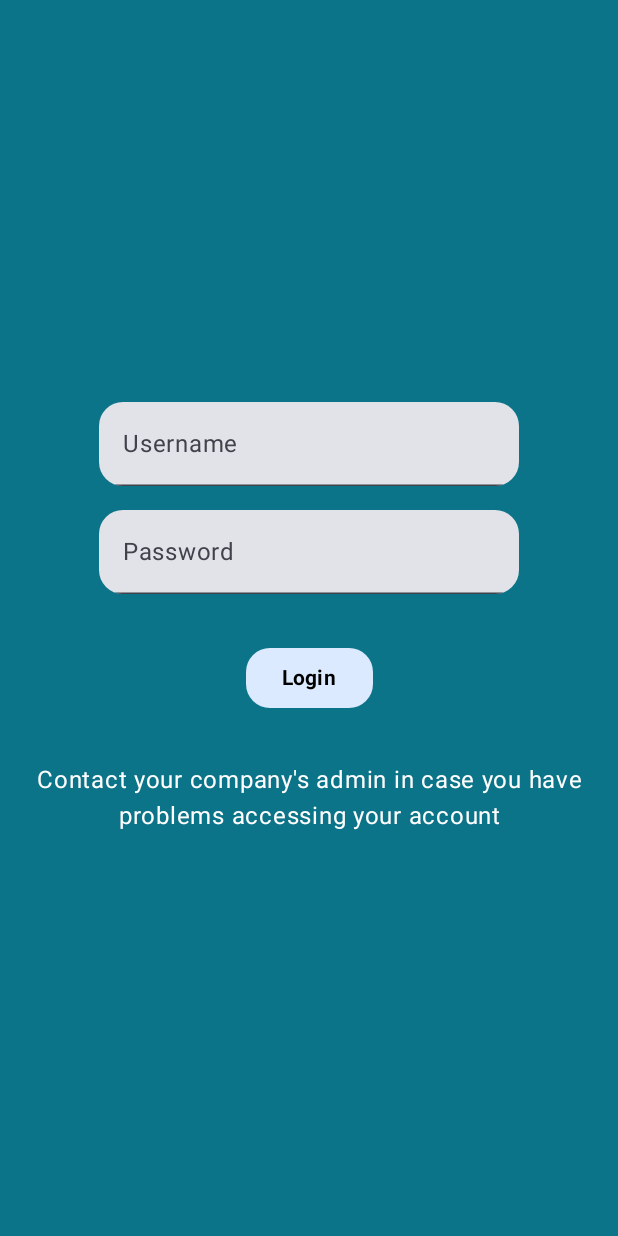
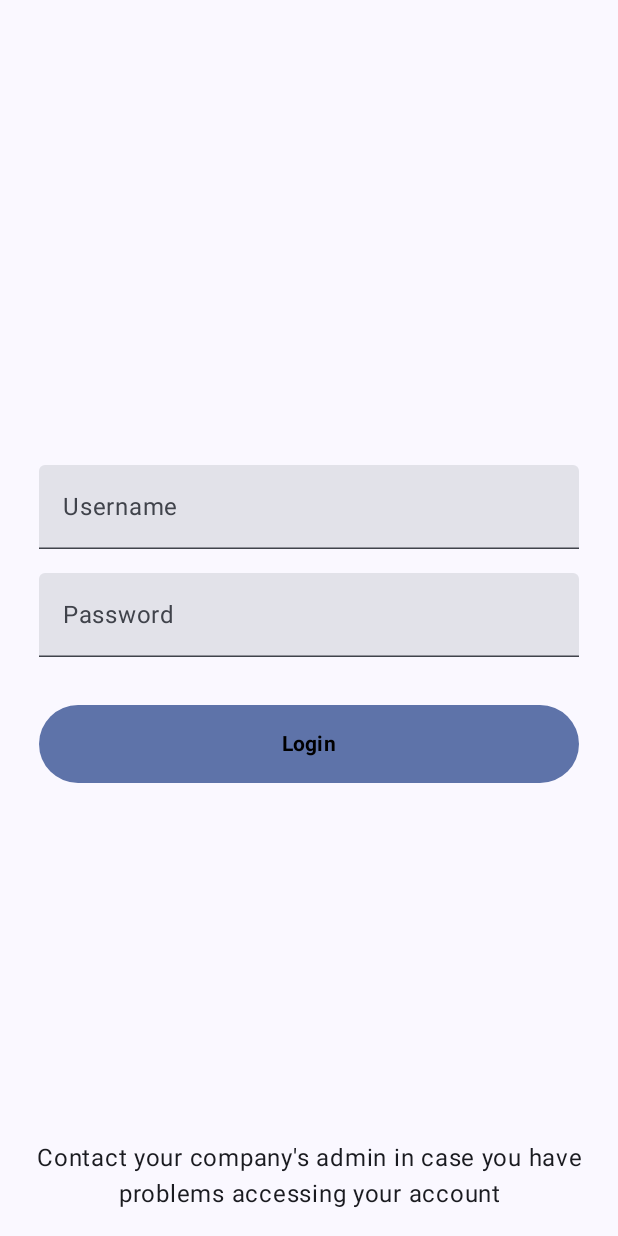
Before and after one commit to Tesla-J/performance-review-app, an Android app built with Jetpack Compose: the screen it shows after launch (MainActivity), on a phone screen of 412 x 824 dp. Run offline under Robolectric (Android 15) with nearby library versions, the phone set to English and light mode, and no system bars.

Commit message:
UI improvement

```diff
--- a/app/src/main/java/dev/rmarcos/performancereviewapp/MainActivity.kt
+++ b/app/src/main/java/dev/rmarcos/performancereviewapp/MainActivity.kt
@@ -37,6 +37,7 @@ import androidx.compose.ui.Modifier
 import androidx.compose.ui.graphics.Color
 import androidx.compose.ui.graphics.Shape
 import androidx.compose.ui.platform.LocalContext
+import androidx.compose.ui.res.stringResource
 import androidx.compose.ui.text.font.FontWeight
 import androidx.compose.ui.text.input.PasswordVisualTransformation
 import androidx.compose.ui.text.style.TextAlign
@@ -74,7 +75,9 @@ fun Login(modifier: Modifier = Modifier) {
     Box(
         modifier = modifier
             .fillMaxSize()
-            .background(Color(0xff0C7489)),
+            .background(
+                MaterialTheme.colorScheme.background
+            ),
         contentAlignment = Alignment.Center
     ) {
         if (isWrongLogin){
@@ -89,8 +92,9 @@ fun Login(modifier: Modifier = Modifier) {
             horizontalAlignment = Alignment.CenterHorizontally
         ) {
             TextField(
-                modifier = Modifier.padding(8.dp),
-                shape = RoundedCornerShape(16.dp),
+                modifier = Modifier.padding(8.dp)
+                    .width(360.dp),
+                //shape = RoundedCornerShape(16.dp),
                 value = username,
                 label = { Text("Username") },
                 placeholder = { Text("username") },
@@ -99,9 +103,10 @@ fun Login(modifier: Modifier = Modifier) {
                 }
             )
             TextField(
-                modifier = Modifier.padding(8.dp),
+                modifier = Modifier.padding(8.dp)
+                    .width(360.dp),
                 value = password,
-                shape = RoundedCornerShape(16.dp),
+                //shape = RoundedCornerShape(16.dp),
                 visualTransformation = PasswordVisualTransformation(),
                 label = { Text("Password") },
                 placeholder = { Text("password") },
@@ -111,10 +116,13 @@ fun Login(modifier: Modifier = Modifier) {
             )
             Button(
                 modifier = Modifier
-                    .width(IntrinsicSize.Max)
-                    .padding(24.dp),
-                shape = RoundedCornerShape(16.dp),
-                colors = ButtonDefaults.buttonColors(Color(0xffdbeafe)),
+                    .width(360.dp)
+                    .padding(top = 24.dp),
+                //shape = RoundedCornerShape(8.dp),
+                colors = ButtonDefaults.buttonColors(
+                    containerColor = MaterialTheme.colorScheme.primaryContainer,
+                    contentColor = MaterialTheme.colorScheme.primary
+                ),
                 onClick = { // check login details
                     mockObject.users().forEachIndexed { index, user ->
                         if (user.username == username &&
@@ -131,20 +139,20 @@ fun Login(modifier: Modifier = Modifier) {
                 }
             ){
                 Text(
-                    "Login",
+                    modifier = Modifier.padding(8.dp),
+                    text = "Login",
                     color = Color.Black,
                     fontWeight = FontWeight.Bold
                 )
             }
-            Text(
-                modifier = Modifier
-                    .padding(8.dp),
-                text = "Contact your company's admin in case you have problems accessing your account",
-                textAlign = TextAlign.Center,
-                color = Color.White
-            )
-
         }
+        Text(
+            modifier = Modifier
+                .align(Alignment.BottomCenter)
+                .padding(bottom = 16.dp),
+            text = stringResource(R.string.login_advice),
+            textAlign = TextAlign.Center,
+        )
     }
 }
 
--- a/app/src/main/res/values/strings.xml
+++ b/app/src/main/res/values/strings.xml
@@ -19,4 +19,5 @@
     <string name="goals_title">Goals</string>
     <string name="show_progress">Show Progress</string>
     <string name="delete">Delete</string>
+    <string name="login_advice">Contact your company\'s admin in case you have problems accessing your account</string>
 </resources>
```
Also changed, not shown: app/src/main/java/dev/rmarcos/performancereviewapp/MenuActivity.kt (+42 -7 lines).
